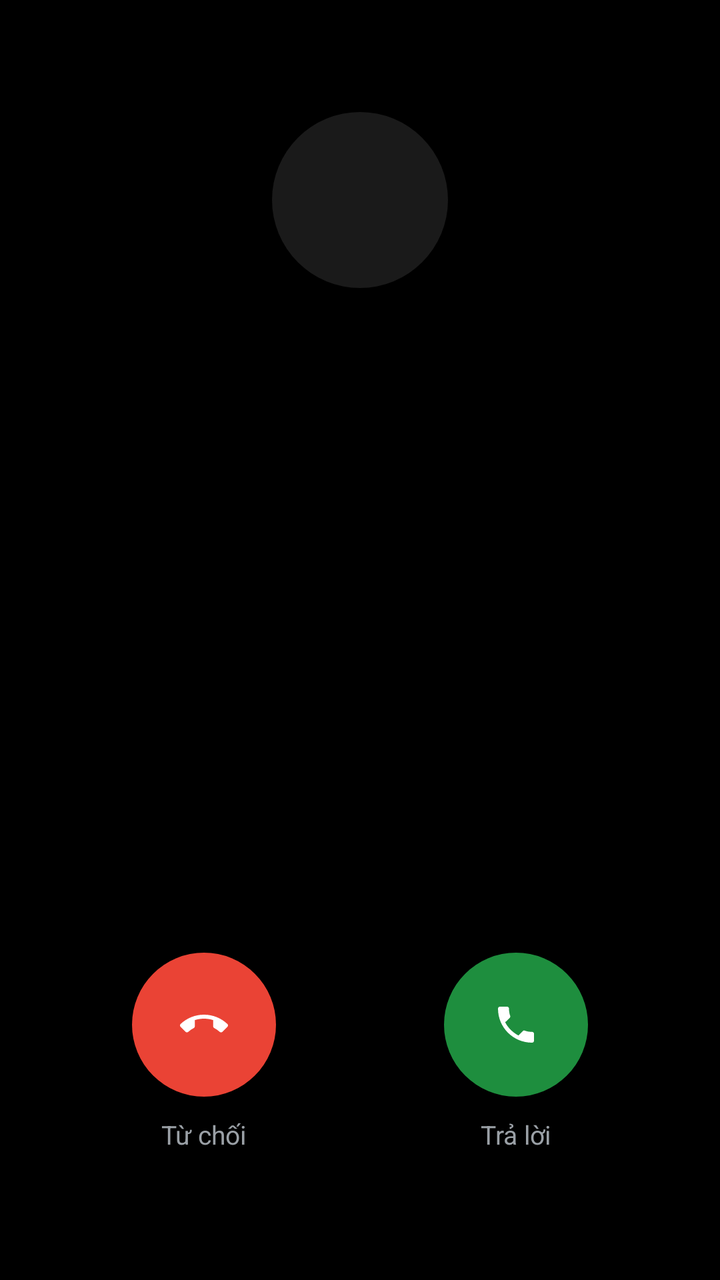
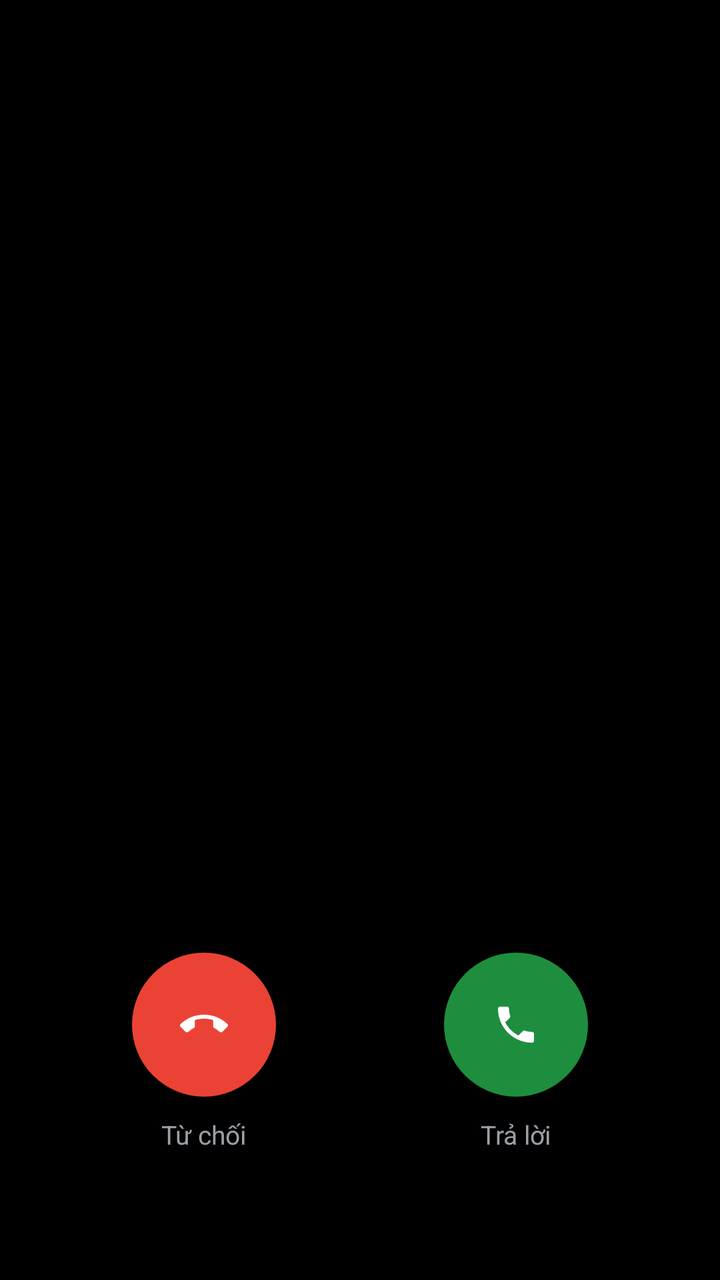

An Android layout rendered at two revisions. The XML below is the earlier revision; the diff shows what the commit changed to produce the second picture.
<!-- AndroidManifest.xml: activity theme Theme.SimpleCall.InCall -->
<!-- res/layout/activity_in_call.xml -->
<?xml version="1.0" encoding="utf-8"?>
<androidx.constraintlayout.widget.ConstraintLayout
    xmlns:android="http://schemas.android.com/apk/res/android"
    xmlns:app="http://schemas.android.com/apk/res-auto"
    android:layout_width="match_parent"
    android:layout_height="match_parent"
    android:background="@color/incall_bg">


    
    <View android:id="@+id/avatarView"
        android:layout_width="88dp" android:layout_height="88dp"
        android:layout_marginTop="56dp"
        android:background="@drawable/bg_avatar"
        android:elevation="0dp"
        android:outlineProvider="none"
        app:layout_constraintTop_toTopOf="parent"
        app:layout_constraintStart_toStartOf="parent"
        app:layout_constraintEnd_toEndOf="parent"/>

    <ImageView android:id="@+id/ivContactPhoto"
        android:layout_width="88dp" android:layout_height="88dp"
        android:layout_marginTop="56dp"
        android:scaleType="centerCrop"
        android:background="@drawable/bg_avatar"
        android:clipToOutline="true"
        android:visibility="gone"
        android:contentDescription="@string/contact_photo"
        app:layout_constraintTop_toTopOf="parent"
        app:layout_constraintStart_toStartOf="parent"
        app:layout_constraintEnd_toEndOf="parent"/>

    <TextView android:id="@+id/tvAvatarLetter"
        android:layout_width="88dp" android:layout_height="88dp"
        android:layout_marginTop="56dp"
        android:gravity="center"
        android:textSize="36sp" android:textStyle="bold"
        android:fontFamily="sans-serif-medium"
        app:layout_constraintTop_toTopOf="parent"
        app:layout_constraintStart_toStartOf="parent"
        app:layout_constraintEnd_toEndOf="parent"/>

    <TextView android:id="@+id/tvCallerName"
        android:layout_width="0dp" android:layout_height="wrap_content"
        android:layout_marginTop="16dp"
        android:layout_marginStart="40dp" android:layout_marginEnd="40dp"
        android:gravity="center"
        android:textColor="@color/text_on_dark" android:textSize="28sp"
        android:fontFamily="sans-serif" android:singleLine="true"
        app:layout_constraintTop_toBottomOf="@id/avatarView"
        app:layout_constraintStart_toStartOf="parent"
        app:layout_constraintEnd_toEndOf="parent"/>

    
    <TextView android:id="@+id/tvCallerNumber"
        android:layout_width="0dp" android:layout_height="wrap_content"
        android:layout_marginTop="0dp"
        android:gravity="center"
        android:textColor="#9AA0A6" android:textSize="14sp"
        android:fontFamily="sans-serif"
        android:visibility="gone"
        app:layout_constraintTop_toBottomOf="@id/tvCallerName"
        app:layout_constraintStart_toStartOf="parent"
        app:layout_constraintEnd_toEndOf="parent"/>


    
    <FrameLayout android:id="@+id/llSimLine"
        android:layout_width="26dp" android:layout_height="26dp"
        android:layout_marginTop="6dp"
        android:visibility="gone"
        app:layout_constraintTop_toBottomOf="@id/tvCallerNumber"
        app:layout_constraintStart_toStartOf="parent"
        app:layout_constraintEnd_toEndOf="parent">

        <ImageView
            android:layout_width="26dp" android:layout_height="26dp"
            android:src="@drawable/ic_sim_card"
            android:tint="#9AA0A6" />

        <TextView android:id="@+id/tvSimBadge"
            android:layout_width="wrap_content" android:layout_height="wrap_content"
            android:layout_gravity="center"
            android:text="2"
            android:textSize="10sp"
            android:textStyle="bold"
            android:textColor="#FFFFFF"
            android:fontFamily="sans-serif-medium" />
    </FrameLayout>

    
    <LinearLayout android:id="@+id/llStatusLine"
        android:layout_width="wrap_content" android:layout_height="wrap_content"
        android:orientation="horizontal" android:gravity="center_vertical"
        android:layout_marginTop="6dp"
        app:layout_constraintTop_toBottomOf="@id/llSimLine"
        app:layout_constraintStart_toStartOf="parent"
        app:layout_constraintEnd_toEndOf="parent">

        <TextView android:id="@+id/tvHdBadge"
            android:layout_width="wrap_content" android:layout_height="18dp"
            android:paddingStart="4dp" android:paddingEnd="4dp"
            android:gravity="center" android:text="HD"
            android:textSize="10sp" android:textColor="#9AA0A6"
            android:background="@drawable/bg_sim_badge"
            android:layout_marginEnd="6dp"
            android:visibility="gone" />

        <TextView android:id="@+id/tvCallStatus"
            android:layout_width="wrap_content" android:layout_height="wrap_content"
            android:textColor="#9AA0A6" android:textSize="14sp"
            android:fontFamily="sans-serif" />
    </LinearLayout>

    
    <LinearLayout android:id="@+id/incomingControls"
        android:layout_width="0dp" android:layout_height="wrap_content"
        android:orientation="horizontal" android:gravity="center"
        android:layout_marginStart="24dp" android:layout_marginEnd="24dp"
        android:layout_marginBottom="64dp"
        app:layout_constraintBottom_toBottomOf="parent"
        app:layout_constraintStart_toStartOf="parent"
        app:layout_constraintEnd_toEndOf="parent">

        <LinearLayout android:layout_width="0dp" android:layout_height="wrap_content"
            android:layout_weight="1" android:orientation="vertical" android:gravity="center">
            <ImageButton android:id="@+id/btnDecline"
                android:layout_width="72dp" android:layout_height="72dp"
                android:background="@drawable/bg_decline_circle"
                android:src="@drawable/ic_call_end"
                android:contentDescription="@string/decline"/>
            <TextView android:layout_width="wrap_content" android:layout_height="wrap_content"
                android:text="Từ chối" android:textColor="#9AA0A6" android:textSize="13sp"
                android:layout_marginTop="10dp" android:fontFamily="sans-serif"/>
        </LinearLayout>

        <LinearLayout android:layout_width="0dp" android:layout_height="wrap_content"
            android:layout_weight="1" android:orientation="vertical" android:gravity="center">
            <ImageButton android:id="@+id/btnAnswer"
                android:layout_width="72dp" android:layout_height="72dp"
                android:background="@drawable/bg_call_circle"
                android:src="@drawable/ic_call"
                android:contentDescription="@string/answer"/>
            <TextView android:layout_width="wrap_content" android:layout_height="wrap_content"
                android:text="Trả lời" android:textColor="#9AA0A6" android:textSize="13sp"
                android:layout_marginTop="10dp" android:fontFamily="sans-serif"/>
        </LinearLayout>
    </LinearLayout>

    
    <LinearLayout android:id="@+id/activeControls"
        android:layout_width="0dp" android:layout_height="wrap_content"
        android:orientation="vertical" android:visibility="gone"
        android:layout_marginStart="16dp" android:layout_marginEnd="16dp"
        android:layout_marginBottom="40dp"
        app:layout_constraintBottom_toBottomOf="parent"
        app:layout_constraintStart_toStartOf="parent"
        app:layout_constraintEnd_toEndOf="parent">

        
        <LinearLayout android:layout_width="match_parent" android:layout_height="wrap_content"
            android:orientation="horizontal" android:gravity="center"
            android:layout_marginBottom="20dp">

            <LinearLayout android:layout_width="0dp" android:layout_height="wrap_content"
                android:layout_weight="1" android:orientation="vertical" android:gravity="center">
                <ImageButton android:id="@+id/btnRecord"
                    android:layout_width="56dp" android:layout_height="56dp"
                    android:background="@drawable/bg_action_circle"
                    android:src="@drawable/ic_record_dot"
                    android:contentDescription="@string/start_recording"/>
                <TextView android:id="@+id/tvRecordLabel"
                    android:layout_width="wrap_content" android:layout_height="wrap_content"
                    android:text="@string/start_recording" android:textColor="#9AA0A6" android:textSize="12sp"
                    android:layout_marginTop="6dp" android:fontFamily="sans-serif"/>
            </LinearLayout>

            <LinearLayout android:layout_width="0dp" android:layout_height="wrap_content"
                android:layout_weight="1" android:orientation="vertical" android:gravity="center">
                <ImageButton android:id="@+id/btnMute"
                    android:layout_width="56dp" android:layout_height="56dp"
                    android:background="@drawable/bg_action_circle"
                    android:src="@drawable/ic_mic_off"
                    android:contentDescription="Im lặng"/>
                <TextView android:id="@+id/tvMuteLabel"
                    android:layout_width="wrap_content" android:layout_height="wrap_content"
                    android:text="Im lặng" android:textColor="#9AA0A6" android:textSize="12sp"
                    android:layout_marginTop="6dp" android:fontFamily="sans-serif"/>
            </LinearLayout>

            <LinearLayout android:layout_width="0dp" android:layout_height="wrap_content"
                android:layout_weight="1" android:orientation="vertical" android:gravity="center">
                <ImageButton android:id="@+id/btnHold"
                    android:layout_width="56dp" android:layout_height="56dp"
                    android:background="@drawable/bg_action_circle"
                    android:src="@drawable/ic_call_hold"
                    android:contentDescription="@string/hold_call"/>
                <TextView android:id="@+id/tvHoldLabel"
                    android:layout_width="wrap_content" android:layout_height="wrap_content"
                    android:text="@string/hold_call" android:textColor="#9AA0A6" android:textSize="12sp"
                    android:layout_marginTop="6dp" android:fontFamily="sans-serif"/>
            </LinearLayout>
        </LinearLayout>

        
        <LinearLayout android:layout_width="match_parent" android:layout_height="wrap_content"
            android:orientation="horizontal" android:gravity="center"
            android:layout_marginBottom="24dp">

            <LinearLayout android:layout_width="0dp" android:layout_height="wrap_content"
                android:layout_weight="1" android:orientation="vertical" android:gravity="center">
                <ImageButton android:id="@+id/btnClarity"
                    android:layout_width="56dp" android:layout_height="56dp"
                    android:background="@drawable/bg_action_circle"
                    android:src="@drawable/ic_call_clarity"
                    android:contentDescription="@string/call_clarity"/>
                <TextView android:id="@+id/tvClarityLabel"
                    android:layout_width="wrap_content" android:layout_height="wrap_content"
                    android:text="@string/call_clarity" android:textColor="#9AA0A6" android:textSize="12sp"
                    android:layout_marginTop="6dp" android:fontFamily="sans-serif"/>
            </LinearLayout>

            <LinearLayout android:layout_width="0dp" android:layout_height="wrap_content"
                android:layout_weight="1" android:orientation="vertical" android:gravity="center">
                <ImageButton android:id="@+id/btnAddCall"
                    android:layout_width="56dp" android:layout_height="56dp"
                    android:background="@drawable/bg_action_circle"
                    android:src="@drawable/ic_add"
                    android:contentDescription="@string/add_call"/>
                <TextView android:layout_width="wrap_content" android:layout_height="wrap_content"
                    android:text="@string/add_call" android:textColor="#9AA0A6" android:textSize="12sp"
                    android:layout_marginTop="6dp" android:fontFamily="sans-serif"/>
            </LinearLayout>

            <LinearLayout android:layout_width="0dp" android:layout_height="wrap_content"
                android:layout_weight="1" android:orientation="vertical" android:gravity="center">
                <ImageButton android:id="@+id/btnMore"
                    android:layout_width="56dp" android:layout_height="56dp"
                    android:background="@drawable/bg_action_circle"
                    android:src="@drawable/ic_expand_more"
                    android:contentDescription="@string/more_options"/>
                <TextView android:layout_width="wrap_content" android:layout_height="wrap_content"
                    android:text="@string/more_options" android:textColor="#9AA0A6" android:textSize="12sp"
                    android:layout_marginTop="6dp" android:fontFamily="sans-serif"/>
            </LinearLayout>
        </LinearLayout>

        
        <GridLayout android:id="@+id/dtmfPanel"
            android:layout_width="match_parent" android:layout_height="wrap_content"
            android:columnCount="3" android:rowCount="4"
            android:visibility="gone"
            android:layout_marginBottom="16dp">

            <androidx.appcompat.widget.AppCompatButton style="@style/KeyBtn" android:text="1" android:tag="1" android:textColor="@color/text_on_dark"/>
            <androidx.appcompat.widget.AppCompatButton style="@style/KeyBtn" android:text="2" android:tag="2" android:textColor="@color/text_on_dark"/>
            <androidx.appcompat.widget.AppCompatButton style="@style/KeyBtn" android:text="3" android:tag="3" android:textColor="@color/text_on_dark"/>
            <androidx.appcompat.widget.AppCompatButton style="@style/KeyBtn" android:text="4" android:tag="4" android:textColor="@color/text_on_dark"/>
            <androidx.appcompat.widget.AppCompatButton style="@style/KeyBtn" android:text="5" android:tag="5" android:textColor="@color/text_on_dark"/>
            <androidx.appcompat.widget.AppCompatButton style="@style/KeyBtn" android:text="6" android:tag="6" android:textColor="@color/text_on_dark"/>
            <androidx.appcompat.widget.AppCompatButton style="@style/KeyBtn" android:text="7" android:tag="7" android:textColor="@color/text_on_dark"/>
            <androidx.appcompat.widget.AppCompatButton style="@style/KeyBtn" android:text="8" android:tag="8" android:textColor="@color/text_on_dark"/>
            <androidx.appcompat.widget.AppCompatButton style="@style/KeyBtn" android:text="9" android:tag="9" android:textColor="@color/text_on_dark"/>
            <androidx.appcompat.widget.AppCompatButton style="@style/KeyBtn" android:text="*" android:tag="*" android:textColor="@color/text_on_dark"/>
            <androidx.appcompat.widget.AppCompatButton style="@style/KeyBtn" android:text="0" android:tag="0" android:textColor="@color/text_on_dark"/>
            <androidx.appcompat.widget.AppCompatButton style="@style/KeyBtn" android:text="#" android:tag="#" android:textColor="@color/text_on_dark"/>
        </GridLayout>

        
        <LinearLayout android:layout_width="match_parent" android:layout_height="wrap_content"
            android:orientation="horizontal" android:gravity="center">

            <LinearLayout android:layout_width="0dp" android:layout_height="wrap_content"
                android:layout_weight="1" android:orientation="vertical" android:gravity="center">
                <ImageButton android:id="@+id/btnSpeaker"
                    android:layout_width="56dp" android:layout_height="56dp"
                    android:background="@drawable/bg_action_circle"
                    android:src="@drawable/ic_volume_up"
                    android:contentDescription="@string/speaker"/>
                <TextView android:id="@+id/tvSpeakerLabel"
                    android:layout_width="wrap_content" android:layout_height="wrap_content"
                    android:text="Loa ngoài" android:textColor="#9AA0A6" android:textSize="12sp"
                    android:layout_marginTop="6dp" android:fontFamily="sans-serif"
                    android:visibility="gone"/>
            </LinearLayout>

            <LinearLayout android:layout_width="0dp" android:layout_height="wrap_content"
                android:layout_weight="1" android:orientation="vertical" android:gravity="center">
                <ImageButton android:id="@+id/btnEndCall"
                    android:layout_width="72dp" android:layout_height="72dp"
                    android:background="@drawable/bg_decline_circle"
                    android:src="@drawable/ic_call_end"
                    android:contentDescription="@string/end_call"/>
                <TextView android:layout_width="wrap_content" android:layout_height="wrap_content"
                    android:text="Kết thúc" android:textColor="#9AA0A6" android:textSize="13sp"
                    android:layout_marginTop="10dp" android:fontFamily="sans-serif"
                    android:visibility="gone"/>
            </LinearLayout>

            <LinearLayout android:layout_width="0dp" android:layout_height="wrap_content"
                android:layout_weight="1" android:orientation="vertical" android:gravity="center">
                <ImageButton android:id="@+id/btnDtmf"
                    android:layout_width="56dp" android:layout_height="56dp"
                    android:background="@drawable/bg_action_circle"
                    android:src="@drawable/ic_dialpad"
                    android:contentDescription="Bàn phím"/>
                <TextView android:layout_width="wrap_content" android:layout_height="wrap_content"
                    android:text="Bàn phím" android:textColor="#9AA0A6" android:textSize="12sp"
                    android:layout_marginTop="6dp" android:fontFamily="sans-serif"
                    android:visibility="gone"/>
            </LinearLayout>
        </LinearLayout>
    </LinearLayout>

</androidx.constraintlayout.widget.ConstraintLayout>
<!-- resources referenced by this layout -->
<resources>
  <color name="incall_bg">#000000</color>
  <color name="text_on_dark">#E8EAED</color>
  <!-- drawable bg_action_circle (drawable) -->
  <?xml version="1.0" encoding="utf-8"?>
  <ripple xmlns:android="http://schemas.android.com/apk/res/android"
      android:color="#44FFFFFF">
      <item>
          <shape android:shape="oval">
              <solid android:color="@color/btn_action_bg" />
          </shape>
      </item>
  </ripple>
  <!-- drawable bg_avatar (drawable) -->
  <?xml version="1.0" encoding="utf-8"?>
  <shape xmlns:android="http://schemas.android.com/apk/res/android"
      android:shape="oval">
      <solid android:color="@color/avatar_bg" />
  </shape>
  <!-- drawable bg_call_circle (drawable) -->
  <?xml version="1.0" encoding="utf-8"?>
  <ripple xmlns:android="http://schemas.android.com/apk/res/android"
      android:color="#331E8E3E">
      <item>
          <shape android:shape="oval">
              <solid android:color="@color/btn_call" />
          </shape>
      </item>
  </ripple>
  <!-- drawable bg_decline_circle (drawable) -->
  <?xml version="1.0" encoding="utf-8"?>
  <ripple xmlns:android="http://schemas.android.com/apk/res/android"
      android:color="#33EA4335">
      <item>
          <shape android:shape="oval">
              <solid android:color="@color/btn_decline" />
          </shape>
      </item>
  </ripple>
  <!-- drawable bg_sim_badge (drawable) -->
  <?xml version="1.0" encoding="utf-8"?>
  <shape xmlns:android="http://schemas.android.com/apk/res/android"
      android:shape="rectangle">
      <stroke android:width="1.2dp" android:color="@color/call_log_muted" />
      <corners android:radius="2dp" />
      <solid android:color="@android:color/transparent" />
  </shape>
  <!-- drawable ic_expand_more (drawable) -->
  <?xml version="1.0" encoding="utf-8"?>
  <vector xmlns:android="http://schemas.android.com/apk/res/android"
      android:width="24dp" android:height="24dp"
      android:viewportWidth="24" android:viewportHeight="24">
      <path android:fillColor="@color/text_on_dark"
          android:pathData="M16.59,8.59L12,13.17 7.41,8.59 6,10l6,6 6,-6z"/>
  </vector>
  <!-- drawable ic_record_dot (drawable) -->
  <?xml version="1.0" encoding="utf-8"?>
  <vector xmlns:android="http://schemas.android.com/apk/res/android"
      android:width="24dp" android:height="24dp"
      android:viewportWidth="24" android:viewportHeight="24">
      <path android:fillColor="#FFEA4335"
          android:pathData="M12,3 A9,9 0 1,0 12,21 A9,9 0 1,0 12,3 Z"/>
  </vector>
  <string name="add_call">Thêm cuộc gọi</string>
  <string name="answer">Trả lời</string>
  <string name="call_clarity">Gọi rõ ràng</string>
  <string name="contact_photo">Ảnh liên hệ</string>
  <string name="decline">Từ chối</string>
  <string name="end_call">Kết thúc</string>
  <string name="hold_call">Giữ</string>
  <string name="more_options">Thêm</string>
  <string name="speaker">Loa ngoài</string>
  <string name="start_recording">Bắt đầu ghi âm</string>
  <style name="Theme.SimpleCall.InCall" parent="Theme.MaterialComponents.NoActionBar">
          <item name="android:windowBackground">@color/incall_bg</item>
          <item name="android:statusBarColor">@color/incall_bg</item>
          <item name="android:navigationBarColor">@color/incall_bg</item>
          <item name="android:windowLightStatusBar" tools:targetApi="23">false</item>
      </style>
  <color name="btn_action_bg">#1E1E1E</color>
  <color name="avatar_bg">#1A1A1A</color>
  <color name="btn_call">#1E8E3E</color>
  <color name="btn_decline">#EA4335</color>
  <color name="call_log_muted">#6E7176</color>
  <color name="text_secondary">#9AA0A6</color>
  <color name="text_primary">#E8EAED</color>
  <!-- drawable bg_key (drawable) -->
  <?xml version="1.0" encoding="utf-8"?>
  <ripple xmlns:android="http://schemas.android.com/apk/res/android"
      android:color="@color/key_ripple">
      <item>
          <shape android:shape="oval">
              <solid android:color="@android:color/transparent" />
          </shape>
      </item>
  </ripple>
  <color name="key_ripple">#22FFFFFF</color>
  <!-- unchanged entries left out for length: 10 -->
</resources>

<!-- the commit's change to res/layout/activity_in_call.xml (unified diff, before → after) -->
@@ -8,46 +8,14 @@
 
 
     
-    <View android:id="@+id/avatarView"
-        android:layout_width="88dp" android:layout_height="88dp"
-        android:layout_marginTop="56dp"
-        android:background="@drawable/bg_avatar"
-        android:elevation="0dp"
-        android:outlineProvider="none"
-        app:layout_constraintTop_toTopOf="parent"
-        app:layout_constraintStart_toStartOf="parent"
-        app:layout_constraintEnd_toEndOf="parent"/>
-
-    <ImageView android:id="@+id/ivContactPhoto"
-        android:layout_width="88dp" android:layout_height="88dp"
-        android:layout_marginTop="56dp"
-        android:scaleType="centerCrop"
-        android:background="@drawable/bg_avatar"
-        android:clipToOutline="true"
-        android:visibility="gone"
-        android:contentDescription="@string/contact_photo"
-        app:layout_constraintTop_toTopOf="parent"
-        app:layout_constraintStart_toStartOf="parent"
-        app:layout_constraintEnd_toEndOf="parent"/>
-
-    <TextView android:id="@+id/tvAvatarLetter"
-        android:layout_width="88dp" android:layout_height="88dp"
-        android:layout_marginTop="56dp"
-        android:gravity="center"
-        android:textSize="36sp" android:textStyle="bold"
-        android:fontFamily="sans-serif-medium"
-        app:layout_constraintTop_toTopOf="parent"
-        app:layout_constraintStart_toStartOf="parent"
-        app:layout_constraintEnd_toEndOf="parent"/>
-
     <TextView android:id="@+id/tvCallerName"
         android:layout_width="0dp" android:layout_height="wrap_content"
-        android:layout_marginTop="16dp"
+        android:layout_marginTop="80dp"
         android:layout_marginStart="40dp" android:layout_marginEnd="40dp"
         android:gravity="center"
         android:textColor="@color/text_on_dark" android:textSize="28sp"
         android:fontFamily="sans-serif" android:singleLine="true"
-        app:layout_constraintTop_toBottomOf="@id/avatarView"
+        app:layout_constraintTop_toTopOf="parent"
         app:layout_constraintStart_toStartOf="parent"
         app:layout_constraintEnd_toEndOf="parent"/>
 
<!-- resource entries referenced after the edit -->
@@ -12,12 +12,6 @@
           </shape>
       </item>
   </ripple>
-  <!-- drawable bg_avatar (drawable) -->
-  <?xml version="1.0" encoding="utf-8"?>
-  <shape xmlns:android="http://schemas.android.com/apk/res/android"
-      android:shape="oval">
-      <solid android:color="@color/avatar_bg" />
-  </shape>
   <!-- drawable bg_call_circle (drawable) -->
   <?xml version="1.0" encoding="utf-8"?>
   <ripple xmlns:android="http://schemas.android.com/apk/res/android"
@@ -65,7 +59,6 @@
   <string name="add_call">Thêm cuộc gọi</string>
   <string name="answer">Trả lời</string>
   <string name="call_clarity">Gọi rõ ràng</string>
-  <string name="contact_photo">Ảnh liên hệ</string>
   <string name="decline">Từ chối</string>
   <string name="end_call">Kết thúc</string>
   <string name="hold_call">Giữ</string>
@@ -79,7 +72,6 @@
           <item name="android:windowLightStatusBar" tools:targetApi="23">false</item>
       </style>
   <color name="btn_action_bg">#1E1E1E</color>
-  <color name="avatar_bg">#1A1A1A</color>
   <color name="btn_call">#1E8E3E</color>
   <color name="btn_decline">#EA4335</color>
   <color name="call_log_muted">#6E7176</color>
